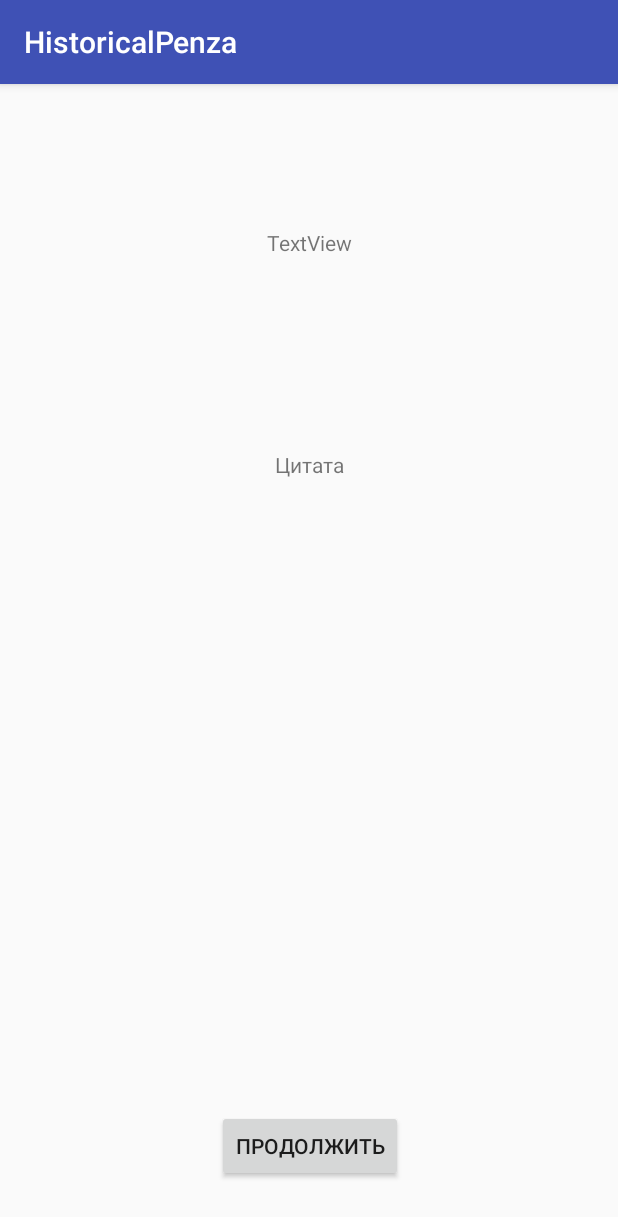
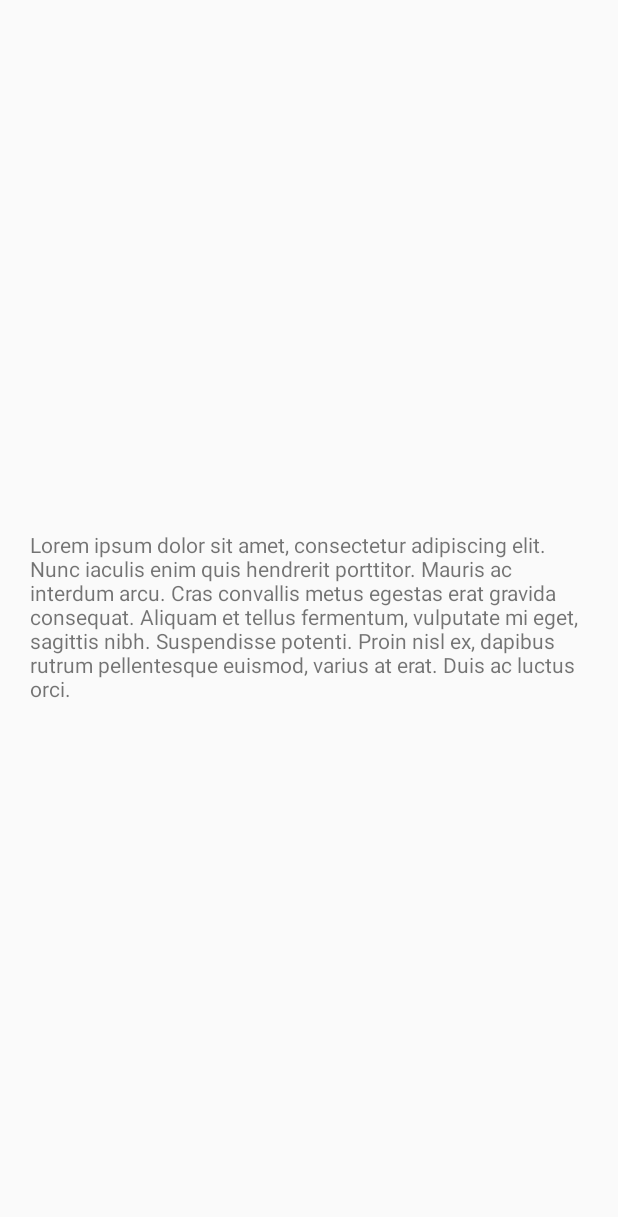
Before and after one commit to ProjectCenterFVT/HistoricalPenza, an Android app: the screen it shows after launch (GreetingActivity), on a phone screen of 412 x 824 dp. Shown: the top 1217 px of the screen. Run offline under Robolectric (Android 15) with nearby library versions, the phone set to English and light mode, and no system bars.

Commit message:
Change greeting screen

```diff
--- a/app/src/main/AndroidManifest.xml
+++ b/app/src/main/AndroidManifest.xml
@@ -33,6 +33,7 @@
             android:theme="@style/AppTheme.NoActionBar" />
         <activity
             android:name=".GreetingActivity"
+            android:theme="@style/AppTheme.NoActionBar"
             android:noHistory="true">
         </activity>
     </application>
--- a/app/src/main/java/com/projectcenterfvt/historicalpenza/GreetingActivity.java
+++ b/app/src/main/java/com/projectcenterfvt/historicalpenza/GreetingActivity.java
@@ -1,16 +1,48 @@
 package com.projectcenterfvt.historicalpenza;
 
 import android.content.Intent;
+import android.os.Handler;
 import android.support.v7.app.AppCompatActivity;
 import android.os.Bundle;
 import android.view.View;
+import android.view.animation.Animation;
+import android.view.animation.AnimationUtils;
+import android.widget.Button;
+import android.widget.TextView;
 
 public class GreetingActivity extends AppCompatActivity {
+
+    private final int QUOTE_DISPLAY_LENGTH = 5000;
+
+    Animation fadein, fadeout;
 
     @Override
     protected void onCreate(Bundle savedInstanceState) {
         super.onCreate(savedInstanceState);
         setContentView(R.layout.activity_greeting);
+
+        fadein = AnimationUtils.loadAnimation(this, R.anim.fadein_alpha);
+        fadeout = AnimationUtils.loadAnimation(this, R.anim.fadeout_alpha);
+
+        final TextView tvQuote = (TextView) findViewById(R.id.tvQuote);
+        tvQuote.startAnimation(fadein);
+        tvQuote.setVisibility(View.VISIBLE);
+
+        new Handler().postDelayed(new Runnable() {
+            @Override
+            public void run() {
+                tvQuote.startAnimation(fadeout);
+                tvQuote.setVisibility(View.GONE);
+
+                TextView tvDescription = (TextView) findViewById(R.id.tvDescription);
+                tvDescription.startAnimation(fadein);
+                tvDescription.setVisibility(View.VISIBLE);
+
+                Button btnContinue = (Button) findViewById(R.id.btnContinue);
+                btnContinue.startAnimation(fadein);
+                btnContinue.setVisibility(View.VISIBLE);
+            }
+        }, QUOTE_DISPLAY_LENGTH);
     }
 
     public void continueClick(View view) {
--- a/app/src/main/java/com/projectcenterfvt/historicalpenza/SplashActivity.java
+++ b/app/src/main/java/com/projectcenterfvt/historicalpenza/SplashActivity.java
@@ -22,7 +22,7 @@ public class SplashActivity extends AppCompatActivity {
             public void run() {
                 Intent intent;
 
-                if(isFirstTime()) {
+                if(true) {
                     getPreferences(Context.MODE_PRIVATE).edit().putBoolean(KEY_IS_FIRST_TIME, false).apply();
                     intent = new Intent(SplashActivity.this, GreetingActivity.class);
                 } else
--- /dev/null
+++ b/app/src/main/res/anim/fadein_alpha.xml
@@ -0,0 +1,8 @@
+<?xml version="1.0" encoding="utf-8"?>
+<alpha
+    xmlns:android="http://schemas.android.com/apk/res/android"
+    android:fromAlpha="0.0"
+    android:toAlpha="1.0"
+    android:duration="1000"
+    android:startOffset="1000">
+</alpha>
--- /dev/null
+++ b/app/src/main/res/anim/fadeout_alpha.xml
@@ -0,0 +1,8 @@
+<?xml version="1.0" encoding="utf-8"?>
+<alpha
+    xmlns:android="http://schemas.android.com/apk/res/android"
+    android:fromAlpha="1.0"
+    android:toAlpha="0.0"
+    android:duration="1000"
+    android:startOffset="1000">
+</alpha>
--- a/app/src/main/res/layout/activity_greeting.xml
+++ b/app/src/main/res/layout/activity_greeting.xml
@@ -7,27 +7,36 @@
     tools:context="com.projectcenterfvt.historicalpenza.GreetingActivity">
 
     <TextView
-        android:id="@+id/tvGreet"
+        android:id="@+id/tvQuote"
         android:layout_width="wrap_content"
         android:layout_height="wrap_content"
+        android:layout_marginBottom="8dp"
         android:layout_marginEnd="8dp"
         android:layout_marginStart="8dp"
-        android:layout_marginTop="96dp"
-        android:text="TextView"
+        android:layout_marginTop="8dp"
+        android:padding="20dp"
+        android:text="@string/quote"
+        android:visibility="invisible"
+        app:layout_constraintBottom_toBottomOf="parent"
         app:layout_constraintEnd_toEndOf="parent"
         app:layout_constraintStart_toStartOf="parent"
         app:layout_constraintTop_toTopOf="parent"
-        tools:text="Приветствие" />
+        app:layout_constraintVertical_bias="0.498" />
 
     <TextView
-        android:id="@+id/tvQuote"
+        android:id="@+id/tvDescription"
         android:layout_width="wrap_content"
         android:layout_height="wrap_content"
+        android:layout_marginBottom="8dp"
         android:layout_marginEnd="8dp"
         android:layout_marginStart="8dp"
-        android:layout_marginTop="244dp"
-        android:text="Цитата"
+        android:layout_marginTop="8dp"
+        android:padding="20dp"
+        android:text="@string/description"
+        android:visibility="invisible"
+        app:layout_constraintBottom_toBottomOf="parent"
         app:layout_constraintEnd_toEndOf="parent"
+        app:layout_constraintHorizontal_bias="1.0"
         app:layout_constraintStart_toStartOf="parent"
         app:layout_constraintTop_toTopOf="parent" />
 
@@ -40,6 +49,7 @@
         android:layout_marginStart="8dp"
         android:onClick="continueClick"
         android:text="Продолжить"
+        android:visibility="invisible"
         app:layout_constraintBottom_toBottomOf="parent"
         app:layout_constraintEnd_toEndOf="parent"
         app:layout_constraintHorizontal_bias="0.502"
--- a/app/src/main/res/values/strings.xml
+++ b/app/src/main/res/values/strings.xml
@@ -12,4 +12,6 @@
     <string name="name_settings">Настройки</string>
     <string name="name_help">Помощь</string>
     <string name="name_about">О программе</string>
+    <string name="quote">Lorem ipsum dolor sit amet, consectetur adipiscing elit. Nunc iaculis enim quis hendrerit porttitor. Mauris ac interdum arcu. Cras convallis metus egestas erat gravida consequat. Aliquam et tellus fermentum, vulputate mi eget, sagittis nibh. Suspendisse potenti. Proin nisl ex, dapibus rutrum pellentesque euismod, varius at erat. Duis ac luctus orci.</string>
+    <string name="description">Nunc dapibus diam ligula, sed aliquet erat tincidunt sagittis. Integer sed est quis purus suscipit pellentesque et quis erat. Nunc ultricies est a nisl venenatis aliquet id eget leo. Aliquam semper ullamcorper massa nec hendrerit. Morbi ut felis mauris. Vestibulum in quam mauris. Vivamus ultrices vel quam eu consequat. In sed mauris laoreet nulla maximus dignissim non eu turpis. Curabitur dapibus eleifend eros id placerat. Nullam at sodales arcu.</string>
 </resources>
```
